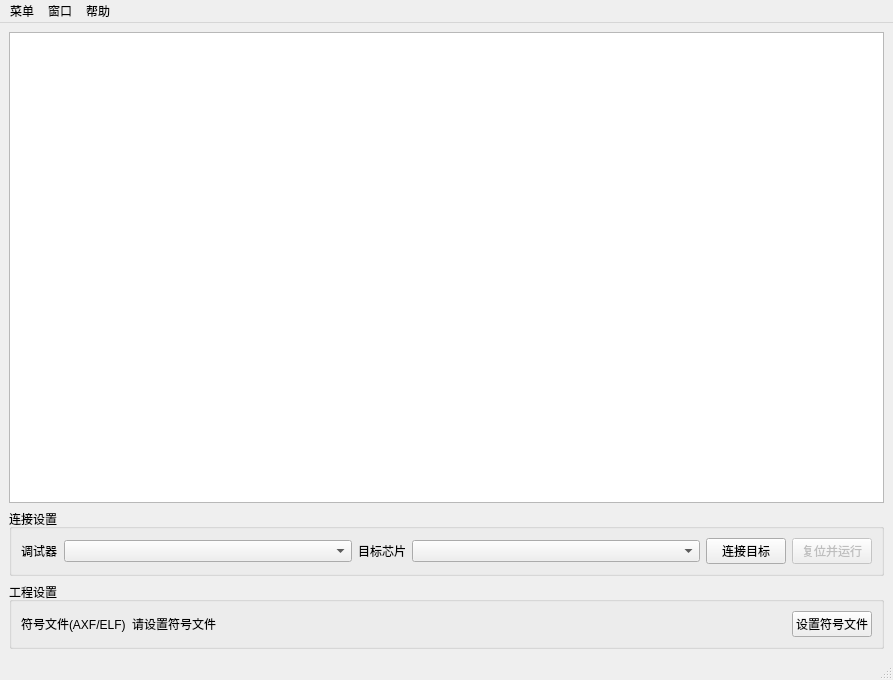
Old version of the form mainwindow.ui in the repository Skythinker616/LinkScope.
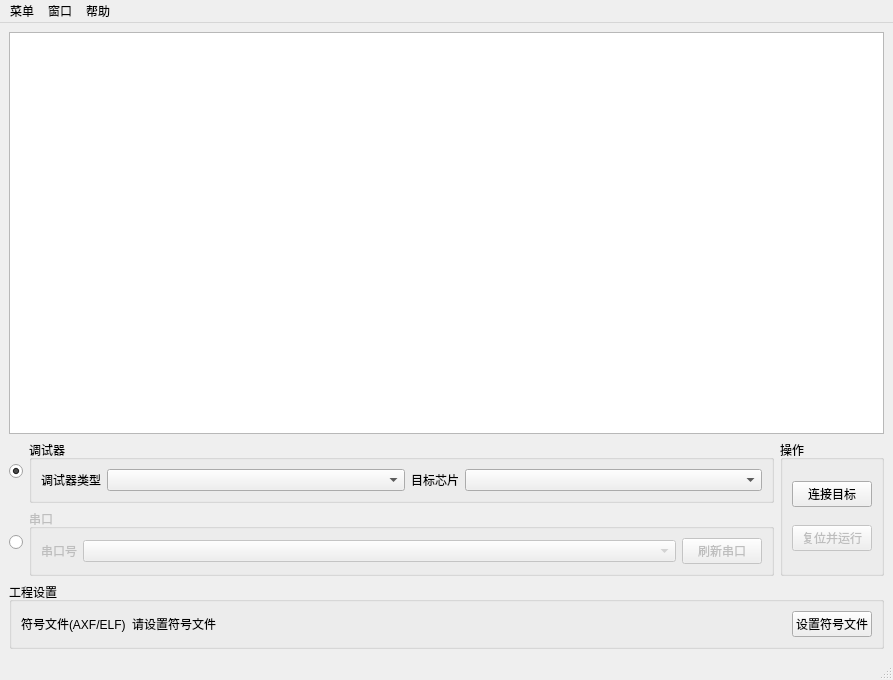
New version of the form.

Commit message: 增加串口模式及下位机代码；提升GDB执行速度；增加对"class"的展开支持；变量名匹配排除':'；修复选择窗口根节点展开出现成员变量名的问题；修复删除变量后GDB仍继续监视的问题；版本号更新至V1.1.0

```diff
--- a/mainwindow.ui
+++ b/mainwindow.ui
@@ -14,20 +14,37 @@
    <string>MainWindow</string>
   </property>
   <widget class="QWidget" name="centralwidget">
-   <layout class="QVBoxLayout" name="verticalLayout">
+   <layout class="QVBoxLayout" name="verticalLayout_2">
     <item>
      <widget class="QTableView" name="tb_var"/>
     </item>
     <item>
-     <widget class="QGroupBox" name="groupBox">
+     <layout class="QGridLayout" name="gridLayout">
+      <item row="0" column="0">
+       <layout class="QHBoxLayout" name="horizontalLayout_4">
+        <item>
+         <widget class="QRadioButton" name="rb_openocd">
+          <property name="text">
+           <string/>
+          </property>
+          <property name="checked">
+           <bool>true</bool>
+          </property>
+         </widget>
+        </item>
+        <item>
+         <widget class="QGroupBox" name="box_openocd">
+          <property name="enabled">
+           <bool>true</bool>
+          </property>
       <property name="title">
-       <string>连接设置</string>
+           <string>调试器</string>
       </property>
       <layout class="QHBoxLayout" name="horizontalLayout">
        <item>
         <widget class="QLabel" name="label">
          <property name="text">
-          <string>调试器</string>
+              <string>调试器类型</string>
          </property>
         </widget>
        </item>
@@ -50,6 +67,9 @@
        </item>
        <item>
         <widget class="QComboBox" name="cb_target">
+             <property name="enabled">
+              <bool>true</bool>
+             </property>
          <property name="sizePolicy">
           <sizepolicy hsizetype="Expanding" vsizetype="Fixed">
            <horstretch>0</horstretch>
@@ -58,6 +78,70 @@
          </property>
         </widget>
        </item>
+          </layout>
+         </widget>
+        </item>
+       </layout>
+      </item>
+      <item row="1" column="0">
+       <layout class="QHBoxLayout" name="horizontalLayout_5">
+        <item>
+         <widget class="QRadioButton" name="rb_serialocd">
+          <property name="text">
+           <string/>
+          </property>
+         </widget>
+        </item>
+        <item>
+         <widget class="QGroupBox" name="box_serial">
+          <property name="enabled">
+           <bool>false</bool>
+          </property>
+          <property name="sizePolicy">
+           <sizepolicy hsizetype="Expanding" vsizetype="Preferred">
+            <horstretch>0</horstretch>
+            <verstretch>0</verstretch>
+           </sizepolicy>
+          </property>
+          <property name="title">
+           <string>串口</string>
+          </property>
+          <layout class="QHBoxLayout" name="horizontalLayout_3">
+           <item>
+            <widget class="QLabel" name="label_4">
+             <property name="text">
+              <string>串口号</string>
+             </property>
+            </widget>
+           </item>
+           <item>
+            <widget class="QComboBox" name="cb_com">
+             <property name="sizePolicy">
+              <sizepolicy hsizetype="Expanding" vsizetype="Fixed">
+               <horstretch>0</horstretch>
+               <verstretch>0</verstretch>
+              </sizepolicy>
+             </property>
+            </widget>
+           </item>
+           <item>
+            <widget class="QPushButton" name="bt_refresh_serial">
+             <property name="text">
+              <string>刷新串口</string>
+             </property>
+            </widget>
+           </item>
+          </layout>
+         </widget>
+        </item>
+       </layout>
+      </item>
+      <item row="0" column="1" rowspan="2">
+       <widget class="QGroupBox" name="groupBox_4">
+        <property name="title">
+         <string>操作</string>
+        </property>
+        <layout class="QVBoxLayout" name="verticalLayout">
        <item>
         <widget class="QPushButton" name="bt_conn">
          <property name="text">
@@ -77,6 +161,8 @@
        </item>
       </layout>
      </widget>
+      </item>
+     </layout>
     </item>
     <item>
      <widget class="QGroupBox" name="groupBox_2">
```
Lines whose indentation alone changed are shown as unchanged. The commit also changes 18 other files.
